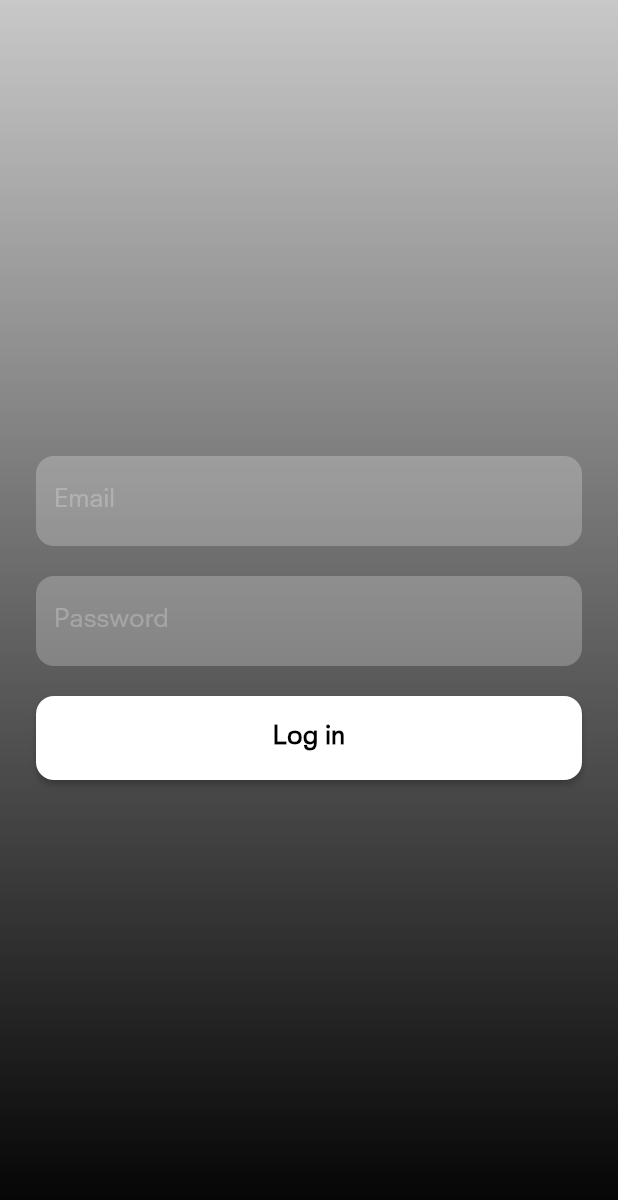
After one commit to nimblehq/flutter-ic-khanh-thieu, a Flutter app: the LoginScreen screen opened directly, on a phone screen of 412 x 824 dp. The commit adds this screen. Shown: the top 1200 px of the screen. Run offline on Flutter 3.47's test engine with Material 2 defaults, Android fonts, the phone set to English and light mode, and no system bars; our stand-ins replace dio, flutter_svg, freezed_annotation, go_router, permission_handler and 1 more; missing offline and left inert: flutter_config; generated files the repository leaves out were written again.

Commit message:
[#6] Create LoginScreen with LoginForm

```diff
--- a/lib/main.dart
+++ b/lib/main.dart
@@ -1,9 +1,10 @@
 import 'package:flutter/material.dart';
 import 'package:flutter_config/flutter_config.dart';
 import 'package:flutter_gen/gen_l10n/app_localizations.dart';
-import 'package:survey_flutter/gen/assets.gen.dart';
 import 'package:go_router/go_router.dart';
 import 'package:survey_flutter/screens/splash/splash.dart';
+import 'package:survey_flutter/screens/login/login_screen.dart';
+import 'package:survey_flutter/theme/app_theme.dart';
 
 void main() async {
   WidgetsFlutterBinding.ensureInitialized();
@@ -19,19 +20,20 @@ class MyApp extends StatelessWidget {
   final GoRouter _router = GoRouter(
     routes: <GoRoute>[
       GoRoute(
-          path: routePathSplashScreen,
-          builder: (_, __) => const SplashScreen()),
+        path: routePathSplashScreen,
+        builder: (_, __) => const SplashScreen(),
+      ),
+      GoRoute(
+        path: routePathLoginScreen,
+        builder: (_, __) => const LoginScreen(),
+      ),
     ],
   );
 
   @override
   Widget build(BuildContext context) {
     return MaterialApp.router(
-      theme: ThemeData(
-        primarySwatch: Colors.blue,
-        brightness: Brightness.light,
-        fontFamily: Assets.fonts.neuzeit,
-      ),
+      theme: AppTheme.light,
       localizationsDelegates: AppLocalizations.localizationsDelegates,
       supportedLocales: AppLocalizations.supportedLocales,
       routeInformationProvider: _router.routeInformationProvider,
--- /dev/null
+++ b/lib/screens/login/login_form.dart
@@ -0,0 +1,71 @@
+import 'package:flutter/material.dart';
+import 'package:survey_flutter/screens/widgets/primary_button_style.dart';
+import 'package:survey_flutter/screens/widgets/primary_text_field_decoration.dart';
+
+class LoginForm extends StatefulWidget {
+  const LoginForm({Key? key}) : super(key: key);
+  @override
+  State<StatefulWidget> createState() => _LoginFormState();
+}
+
+class _LoginFormState extends State<LoginForm> {
+  final _formKey = GlobalKey<FormState>();
+
+  TextTheme get _textTheme => Theme.of(context).textTheme;
+
+  TextFormField get _emailTextField => TextFormField(
+        keyboardType: TextInputType.emailAddress,
+        autocorrect: false,
+        decoration: PrimaryTextFieldDecoration(
+          hintText: 'Email',
+          hintTextStyle: _textTheme.bodyMedium,
+        ),
+        style: _textTheme.bodyMedium,
+      );
+
+  TextFormField get _passwordTextField => TextFormField(
+        autocorrect: false,
+        obscureText: true,
+        decoration: PrimaryTextFieldDecoration(
+          hintText: 'Password',
+          hintTextStyle: _textTheme.bodyMedium,
+        ),
+        style: _textTheme.bodyMedium,
+      );
+
+  ElevatedButton get _loginButton => ElevatedButton(
+        style: PrimaryButtonStyle(hintTextStyle: _textTheme.labelMedium),
+        onPressed: _submit,
+        child: const Text('Log in'),
+      );
+
+  void _submit() {
+    // TODO: Integrate with API
+  }
+
+  @override
+  Widget build(BuildContext context) {
+    const fieldSpacing = 20.0;
+    return Form(
+      key: _formKey,
+      child: Column(
+        mainAxisAlignment: MainAxisAlignment.center,
+        children: [
+          _emailTextField,
+          const SizedBox(
+            height: fieldSpacing,
+          ),
+          _passwordTextField,
+          const SizedBox(
+            height: fieldSpacing,
+          ),
+          SizedBox(
+            height: 56,
+            width: double.infinity,
+            child: _loginButton,
+          ),
+        ],
+      ),
+    );
+  }
+}
--- /dev/null
+++ b/lib/screens/login/login_screen.dart
@@ -0,0 +1,48 @@
+import 'package:flutter/material.dart';
+import 'package:survey_flutter/screens/login/login_form.dart';
+
+// TODO: Update to `/login`
+const routePathLoginScreen = '/';
+
+class LoginScreen extends StatefulWidget {
+  const LoginScreen({Key? key}) : super(key: key);
+  @override
+  State<StatefulWidget> createState() => _LoginSrceenState();
+}
+
+class _LoginSrceenState extends State<LoginScreen> {
+  late final _gradientOverlay = Container(
+    decoration: BoxDecoration(
+      gradient: LinearGradient(
+        begin: Alignment.topCenter,
+        end: Alignment.bottomCenter,
+        colors: [
+          Colors.black.withOpacity(0.2),
+          Colors.black,
+        ],
+      ),
+    ),
+  );
+
+  late final _loginForm = const Padding(
+    padding: EdgeInsets.symmetric(
+      horizontal: 24.0,
+    ),
+    child: LoginForm(),
+  );
+
+  @override
+  Widget build(BuildContext context) {
+    return Scaffold(
+      resizeToAvoidBottomInset: false,
+      body: Stack(
+        alignment: AlignmentDirectional.center,
+        fit: StackFit.expand,
+        children: [
+          _gradientOverlay,
+          _loginForm,
+        ],
+      ),
+    );
+  }
+}
--- /dev/null
+++ b/lib/screens/widgets/primary_button_style.dart
@@ -0,0 +1,18 @@
+import 'package:flutter/material.dart';
+
+class PrimaryButtonStyle extends ButtonStyle {
+  PrimaryButtonStyle({required TextStyle? hintTextStyle})
+      : super(
+          textStyle: MaterialStateProperty.all(
+            hintTextStyle,
+          ),
+          backgroundColor: MaterialStateProperty.all(Colors.white),
+          foregroundColor: MaterialStateProperty.all(Colors.black),
+          overlayColor: MaterialStateProperty.all(Colors.black12),
+          shape: MaterialStateProperty.all<RoundedRectangleBorder>(
+            RoundedRectangleBorder(
+              borderRadius: BorderRadius.circular(12.0),
+            ),
+          ),
+        );
+}
--- /dev/null
+++ b/lib/screens/widgets/primary_text_field_decoration.dart
@@ -0,0 +1,17 @@
+import 'package:flutter/material.dart';
+
+class PrimaryTextFieldDecoration extends InputDecoration {
+  PrimaryTextFieldDecoration(
+      {required String hintText, required TextStyle? hintTextStyle})
+      : super(
+          border: OutlineInputBorder(
+            borderSide: BorderSide.none,
+            borderRadius: BorderRadius.circular(12.0),
+          ),
+          fillColor: Colors.white24,
+          filled: true,
+          hintText: hintText,
+          hintStyle: hintTextStyle?.copyWith(color: Colors.white24),
+          errorMaxLines: 2,
+        );
+}
--- /dev/null
+++ b/lib/theme/app_theme.dart
@@ -0,0 +1,20 @@
+import 'package:flutter/material.dart';
+import 'package:survey_flutter/gen/fonts.gen.dart';
+
+class AppTheme {
+  static ThemeData get light => ThemeData(
+        fontFamily: FontFamily.neuzeit,
+        textTheme: const TextTheme(
+          bodyMedium: TextStyle(
+            color: Colors.white,
+            fontSize: 17,
+            fontWeight: FontWeight.normal,
+          ),
+          labelMedium: TextStyle(
+            color: Colors.white,
+            fontSize: 17,
+            fontWeight: FontWeight.bold,
+          ),
+        ),
+      );
+}
```
